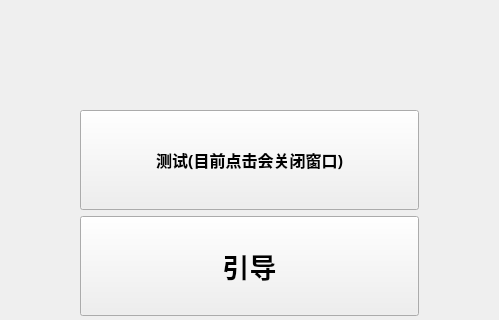
First picture: the form in GUI/main_ui_test/ui_main.ui, repository buaanostop/-, before the edit; both pictures show x 279 to 778 and y 314 to 634 of the 1058 by 767 pixel window.
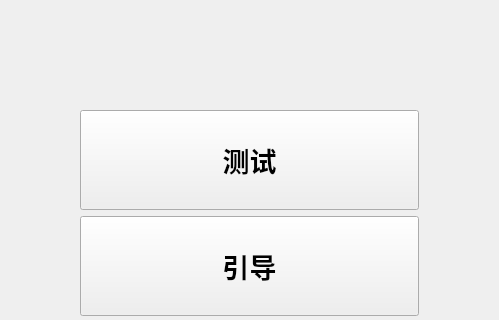
Second picture: the form after the edit. Icons and pictures are not drawn.

The edit to the form file:
```diff
--- a/GUI/main_ui_test/ui_main.ui
+++ b/GUI/main_ui_test/ui_main.ui
@@ -94,7 +94,7 @@
         <property name="font">
          <font>
           <family>Agency FB</family>
-          <pointsize>12</pointsize>
+          <pointsize>20</pointsize>
           <weight>75</weight>
           <bold>true</bold>
          </font>
@@ -103,7 +103,7 @@
          <string notr="true"/>
         </property>
         <property name="text">
-         <string>测试(目前点击会关闭窗口)</string>
+         <string>测试</string>
         </property>
         <property name="iconSize">
          <size>
```
Left out of the diff: 39 changed lines with no effect on the pictures.
